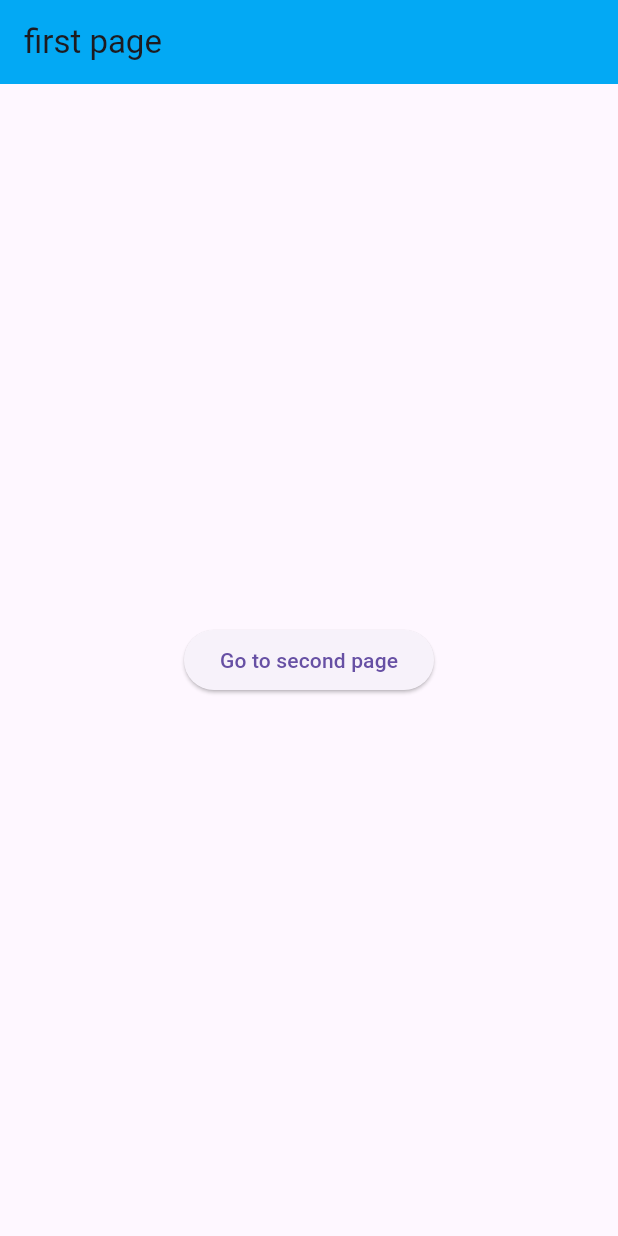
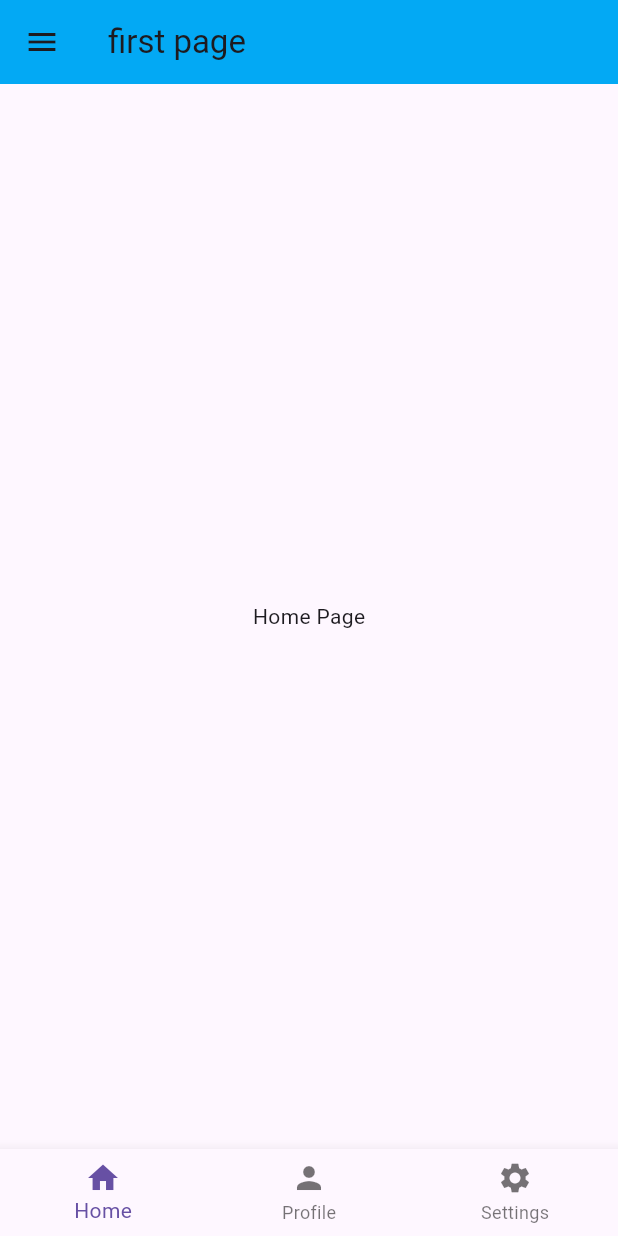
Before and after one commit to Masyak95/my_app, a Flutter app: the screen it shows after launch, on a phone screen of 412 x 824 dp. Run offline on Flutter 3.47's test engine with Material 3 defaults, Android fonts, the phone set to English and light mode, and no system bars.

```diff
--- a/lib/main.dart
+++ b/lib/main.dart
@@ -1,6 +1,7 @@
 import 'package:flutter/material.dart';
 import 'package:my_app/pages/first_page.dart';
-import 'package:my_app/pages/second_page.dart';
+import 'package:my_app/pages/home_page.dart';
+import 'package:my_app/pages/settings_page.dart';
 
 void main() {
   runApp(MyApp());
@@ -16,7 +17,8 @@ class MyApp extends StatelessWidget {
       home: FirstPage(),
       routes: {
         "/firstPage": (context) => FirstPage(),
-        "/secondPage": (context) => SecondPage(),
+        "/homepage": (context) => HomePage(),
+        "/settingspage": (context) => SettingsPage(),
       },
     );
   }
--- a/lib/pages/first_page.dart
+++ b/lib/pages/first_page.dart
@@ -1,7 +1,25 @@
 import 'package:flutter/material.dart';
+import 'package:my_app/pages/home_page.dart';
+import 'package:my_app/pages/profile_page.dart';
+import 'package:my_app/pages/settings_page.dart';
 
-class FirstPage extends StatelessWidget {
+class FirstPage extends StatefulWidget {
   const FirstPage({super.key});
+
+  @override
+  State<FirstPage> createState() => _FirstPageState();
+}
+
+class _FirstPageState extends State<FirstPage> {
+  int _selectedIndex = 0;
+
+  void _navigatesBottomBar(int index) {
+    setState(() {
+      _selectedIndex = index;
+    });
+  }
+
+  final List _pages = [HomePage(), ProfilePage(), SettingsPage()];
 
   @override
   Widget build(BuildContext context) {
@@ -10,13 +28,52 @@ class FirstPage extends StatelessWidget {
         title: Text("first page"),
         backgroundColor: Colors.lightBlue,
       ),
-      body: Center(
-          child: ElevatedButton(
-            child: Text("Go to second page"),
-            onPressed: () {
-              Navigator.pushNamed(context, "/secondPage");
-            },
-          )),
+      body: _pages[_selectedIndex],
+      drawer: Drawer(
+        backgroundColor: Colors.lightBlue[200],
+        child: Column(
+          children: [
+            DrawerHeader(
+                child: Icon(
+              Icons.favorite,
+              size: 48,
+            )),
+            ListTile(
+              leading: Icon(Icons.home),
+              title: Text("HOME"),
+              onTap: () {
+                Navigator.pop(context);
+                Navigator.pushNamed(context, "/homepage");
+              },
+            ),
+            ListTile(
+              leading: Icon(Icons.settings),
+              title: Text("SETTINGS"),
+              onTap: () {
+                Navigator.pushNamed(context, "/settingspage");
+              },
+            ),
+          ],
+        ),
+      ),
+      bottomNavigationBar:
+          BottomNavigationBar(
+              currentIndex: _selectedIndex,
+              onTap: _navigatesBottomBar,
+              items:  const [
+                BottomNavigationBarItem(
+                    icon: Icon(Icons.home),
+                    label: "Home"
+                ),
+                BottomNavigationBarItem(
+                    icon: Icon(Icons.person),
+                    label: "Profile"
+                ),
+                BottomNavigationBarItem(
+                    icon: Icon(Icons.settings),
+                    label: "Settings"
+                ),
+      ]),
     );
   }
 }
--- /dev/null
+++ b/lib/pages/home_page.dart
@@ -0,0 +1,16 @@
+import 'package:flutter/material.dart';
+
+class HomePage extends StatelessWidget{
+  const HomePage({super.key});
+
+  @override
+  Widget build(BuildContext context){
+    return Scaffold(
+     body: Center(
+       child: Text(
+         "Home Page"
+       ),
+     ),
+    );
+   }
+}
```
Also changed, not shown: lib/pages/profile_page.dart (added, +16 -0 lines), lib/pages/second_page.dart (deleted, +0 -15 lines), lib/pages/settings_page.dart (added, +16 -0 lines).
